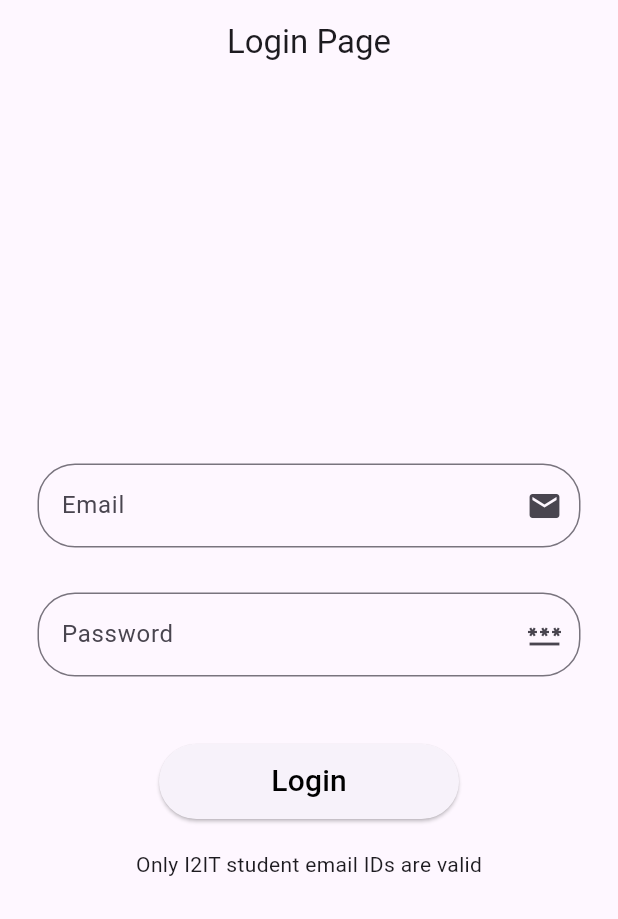
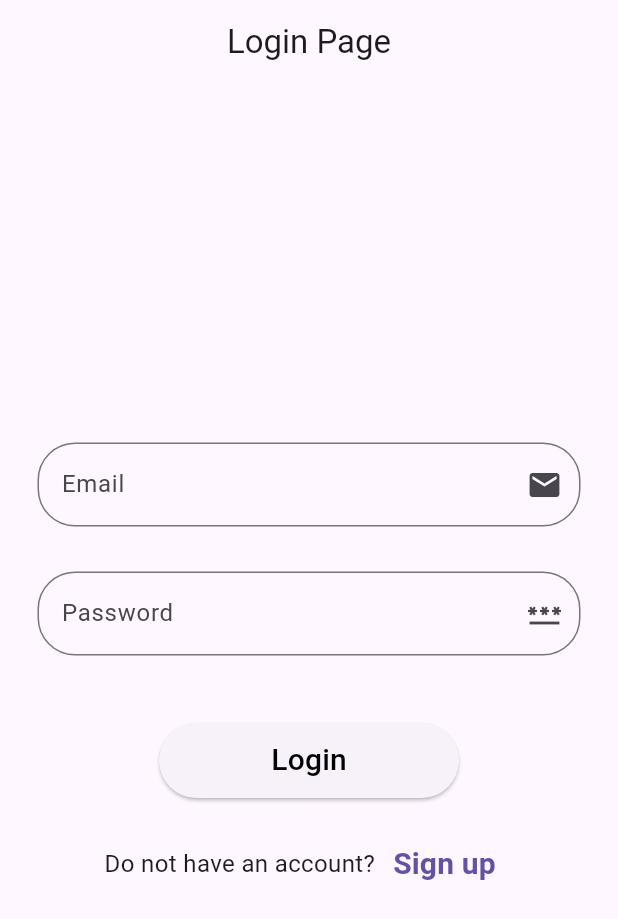
Before and after one commit to varda04/pblfinal, a Flutter app: the screen it shows after launch, on a phone screen of 412 x 824 dp. Shown: the top 919 px of the screen. Run offline on Flutter 3.47's test engine with Material 3 defaults, Android fonts, the phone set to English and light mode, and no system bars; our stand-ins replace cloud_firestore, curved_navigation_bar, firebase_auth, firebase_core, fluttertoast; accounts and stored records are empty.

Commit message:
sign up bug fixed

```diff
--- a/lib/loginPage.dart
+++ b/lib/loginPage.dart
@@ -25,7 +25,7 @@ class _LoginPageState extends State<LoginPage> {
           .setSettings(appVerificationDisabledForTesting: true);
       int domainIndex = email.indexOf('@');
       int nameIndex= email.indexOf('_');
-      nameConnection.userName= email.substring(0,nameIndex-1);
+      nameConnection.userName= email.substring(0,domainIndex);
       String sliced = email.substring(domainIndex + 1);
       if (sliced == 'students.isquareit.edu.in') {
         UserCredential? userCredential;
@@ -67,7 +67,7 @@ class _LoginPageState extends State<LoginPage> {
         title: Text("Login Page"),
         centerTitle: true,
       ),
-      body: Column(mainAxisAlignment: MainAxisAlignment.center, children: [
+       body: Column(mainAxisAlignment: MainAxisAlignment.center, children: [
         UiHelper.CustomTextField(emailController, "Email", Icons.mail, false),
         UiHelper.CustomTextField(
             passwordController, "Password", Icons.password, true),
@@ -77,7 +77,24 @@ class _LoginPageState extends State<LoginPage> {
               passwordController.text.toString());
         }, "Login"),
         SizedBox(height: 20),
-        Text("Only I2IT student email IDs are valid")
+        Row(
+          mainAxisAlignment: MainAxisAlignment.center,
+          children: [
+            const Text(
+              "Do not have an account?",
+              style: TextStyle(fontSize: 16),
+            ),
+            TextButton(
+                onPressed: () {
+                  Navigator.push(context,
+                      MaterialPageRoute(builder: (context) => SignUpPage()));
+                },
+                child: const Text(
+                  "Sign up",
+                  style: TextStyle(fontSize: 20, fontWeight: FontWeight.bold),
+                ))
+          ],
+        )
       ]),
     );
   }
--- a/pubspec.yaml
+++ b/pubspec.yaml
@@ -15,9 +15,9 @@ dependencies:
   curved_navigation_bar: ^1.0.3
   fluttertoast: ^8.0.8
   firebase_database: ^10.4.8
-  cloud_firestore: ^4.17.5
-  cloud_functions: ^4.7.6
-  provider: ^6.1.2
+  cloud_firestore: 4.17.5
+  cloud_functions: ^4.0.4
+
 
 dev_dependencies:
   flutter_test:
```
Also changed, not shown: pubspec.lock.
